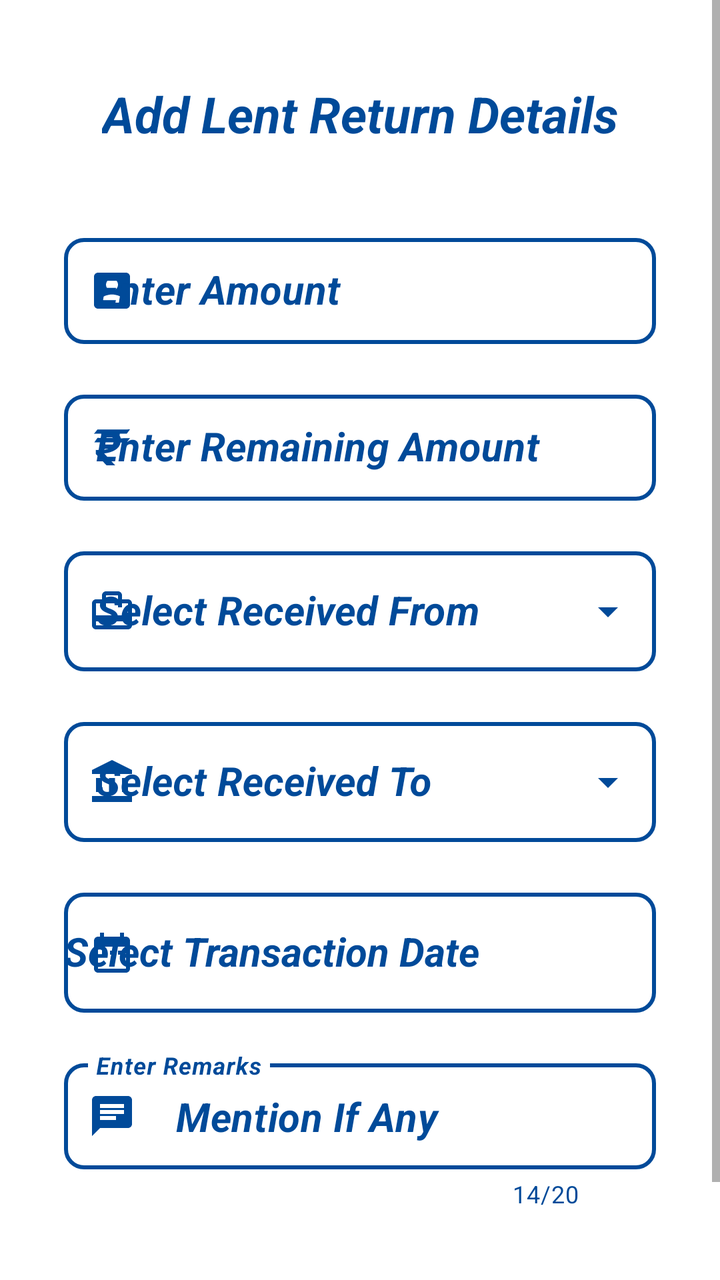
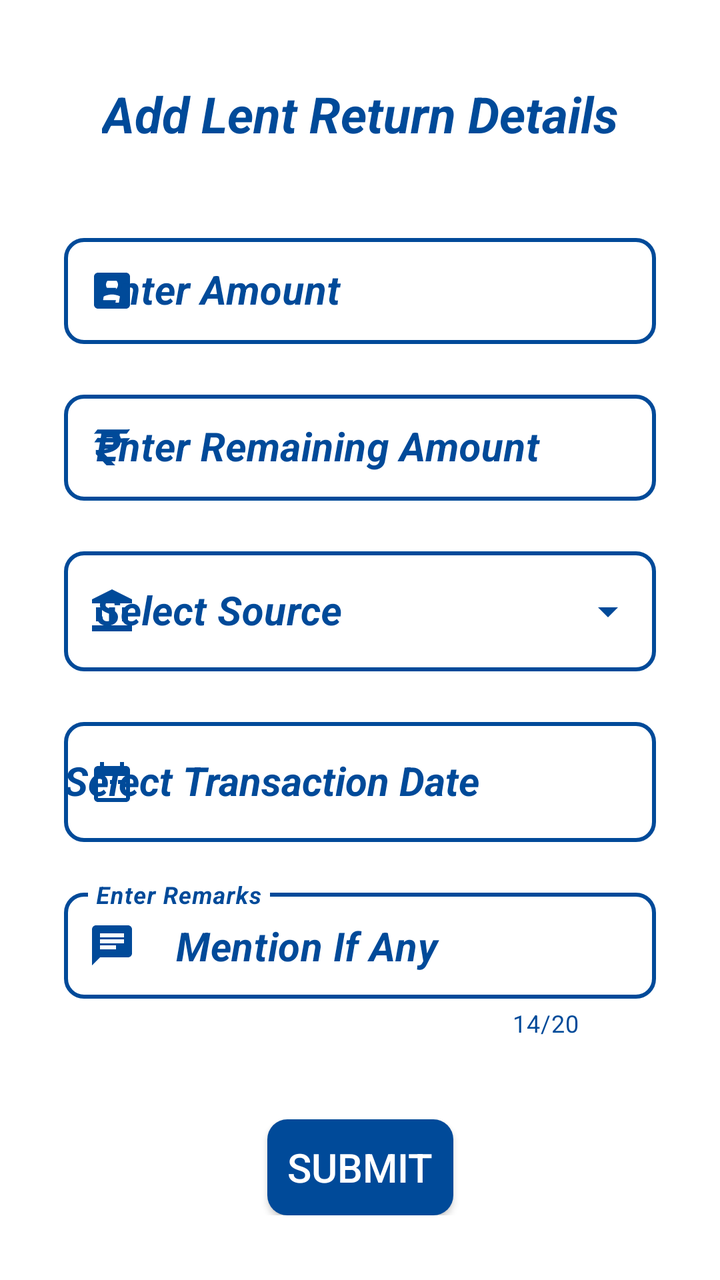

Before-and-after screenshots of an Android layout around one commit, followed by the original layout XML and the change that was made.
<!-- AndroidManifest.xml: application theme AppTheme -->
<!-- res/layout/activity_add_lent_return_details.xml -->
<?xml version="1.0" encoding="utf-8"?>
<ScrollView xmlns:android="http://schemas.android.com/apk/res/android"
    xmlns:app="http://schemas.android.com/apk/res-auto"
    xmlns:tools="http://schemas.android.com/tools"
    android:layout_width="match_parent"
    android:layout_height="match_parent"
    android:background="@color/white">

    <androidx.constraintlayout.widget.ConstraintLayout
        android:layout_width="match_parent"
        android:layout_height="wrap_content"
        tools:context=".AddLent.AddLentReturnDetailsActivity">

        <TextView
            android:id="@+id/lentRetHeading"
            android:layout_width="wrap_content"
            android:layout_height="wrap_content"
            android:layout_marginTop="40dp"
            android:text="@string/add_lent_return_details"
            android:textColor="@color/background"
            android:textSize="25sp"
            android:textStyle="bold|italic"
            app:layout_constraintEnd_toEndOf="parent"
            app:layout_constraintStart_toStartOf="parent"
            app:layout_constraintTop_toTopOf="parent" />

        <com.google.android.material.textfield.TextInputLayout
            android:id="@+id/lentRetAmountLayout"
            style="@style/Widget.MaterialComponents.TextInputLayout.OutlinedBox"
            android:layout_width="match_parent"
            android:layout_height="wrap_content"
            android:layout_marginStart="32dp"
            android:layout_marginTop="40dp"
            android:layout_marginEnd="32dp"
            android:hint="@string/amount"
            android:textColorHint="@color/background"
            android:theme="@style/ThemeOverlay.AppTheme.TextInputEditText.Outlined"
            app:boxCornerRadiusBottomEnd="10dp"
            app:boxCornerRadiusBottomStart="10dp"
            app:boxCornerRadiusTopEnd="10dp"
            app:boxCornerRadiusTopStart="10dp"
            app:boxStrokeColor="@color/grey"
            app:boxStrokeWidth="2dp"
            app:boxStrokeWidthFocused="2dp"
            app:endIconMode="clear_text"
            app:endIconTint="@color/background"
            app:errorTextColor="@color/red"
            app:hintTextColor="@color/background"
            app:layout_constraintEnd_toEndOf="parent"
            app:layout_constraintStart_toStartOf="parent"
            app:layout_constraintTop_toBottomOf="@+id/lentRetHeading"
            app:startIconDrawable="@drawable/ic_name"
            app:startIconTint="@color/background">

            <com.google.android.material.textfield.TextInputEditText
                android:id="@+id/lentRetAmount"
                android:layout_width="match_parent"
                android:layout_height="wrap_content"
                android:imeOptions="actionNext"
                android:inputType="numberDecimal"
                android:textColor="@color/background"
                android:textCursorDrawable="@drawable/color_cursor"
                android:textSize="20sp"
                android:textStyle="bold|italic" />
        </com.google.android.material.textfield.TextInputLayout>

        <com.google.android.material.textfield.TextInputLayout
            android:id="@+id/lentRetRemAmountLayout"
            style="@style/Widget.MaterialComponents.TextInputLayout.OutlinedBox"
            android:layout_width="0dp"
            android:layout_height="wrap_content"
            android:layout_marginTop="20dp"
            android:hint="@string/enter_remaining_amount"
            android:textColorHint="@color/background"
            android:theme="@style/ThemeOverlay.AppTheme.TextInputEditText.Outlined"
            app:boxCornerRadiusBottomEnd="10dp"
            app:boxCornerRadiusBottomStart="10dp"
            app:boxCornerRadiusTopEnd="10dp"
            app:boxCornerRadiusTopStart="10dp"
            app:boxStrokeColor="@color/grey"
            app:boxStrokeWidth="2dp"
            app:boxStrokeWidthFocused="2dp"
            app:errorTextColor="@color/red"
            app:hintTextColor="@color/background"
            app:layout_constraintEnd_toEndOf="@+id/lentRetAmountLayout"
            app:layout_constraintStart_toStartOf="@+id/lentRetAmountLayout"
            app:layout_constraintTop_toBottomOf="@+id/lentRetAmountLayout"
            app:startIconDrawable="@drawable/ic_rupee"
            app:startIconTint="@color/background">

            <com.google.android.material.textfield.TextInputEditText
                android:id="@+id/lentRetRemAmount"
                android:layout_width="match_parent"
                android:layout_height="wrap_content"
                android:imeOptions="actionDone"
                android:inputType="number"
                android:textColor="@color/background"
                android:textCursorDrawable="@drawable/color_cursor"
                android:textSize="20sp"
                android:textStyle="bold|italic" />
        </com.google.android.material.textfield.TextInputLayout>

        <com.google.android.material.textfield.TextInputLayout
            android:id="@+id/lentRetFromLayout"
            style="@style/Widget.MaterialComponents.TextInputLayout.OutlinedBox.Dense.ExposedDropdownMenu"
            android:layout_width="0dp"
            android:layout_height="wrap_content"
            android:layout_marginTop="20dp"
            android:hint="@string/select_received_from"
            android:textColorHint="@color/background"
            android:theme="@style/ThemeOverlay.AppTheme.TextInputEditText.Outlined"
            app:boxCornerRadiusBottomEnd="10dp"
            app:boxCornerRadiusBottomStart="10dp"
            app:boxCornerRadiusTopEnd="10dp"
            app:boxCornerRadiusTopStart="10dp"
            app:boxStrokeColor="@color/grey"
            app:boxStrokeWidth="2dp"
            app:boxStrokeWidthFocused="2dp"
            app:endIconTint="@color/background"
            app:errorTextColor="@color/red"
            app:hintTextColor="@color/background"
            app:layout_constraintEnd_toEndOf="@+id/lentRetRemAmountLayout"
            app:layout_constraintStart_toStartOf="@+id/lentRetRemAmountLayout"
            app:layout_constraintTop_toBottomOf="@+id/lentRetRemAmountLayout"
            app:startIconDrawable="@drawable/ic_view_balance"
            app:startIconTint="@color/background">

            <AutoCompleteTextView
                android:id="@+id/lentRetFrom"
                android:layout_width="match_parent"
                android:layout_height="60sp"
                android:inputType="none"
                android:textColor="@color/background"
                android:textSize="20sp"
                android:textStyle="bold|italic"
                tools:ignore="LabelFor" />
        </com.google.android.material.textfield.TextInputLayout>

        <com.google.android.material.textfield.TextInputLayout
            android:id="@+id/lentRetToLayout"
            style="@style/Widget.MaterialComponents.TextInputLayout.OutlinedBox.Dense.ExposedDropdownMenu"
            android:layout_width="0dp"
            android:layout_height="wrap_content"
            android:layout_marginTop="20dp"
            android:hint="@string/select_received_to"
            android:textColorHint="@color/background"
            android:theme="@style/ThemeOverlay.AppTheme.TextInputEditText.Outlined"
            app:boxCornerRadiusBottomEnd="10dp"
            app:boxCornerRadiusBottomStart="10dp"
            app:boxCornerRadiusTopEnd="10dp"
            app:boxCornerRadiusTopStart="10dp"
            app:boxStrokeColor="@color/background"
            app:boxStrokeWidth="2dp"
            app:boxStrokeWidthFocused="2dp"
            app:endIconTint="@color/background"
            app:errorTextColor="@color/red"
            app:hintTextColor="@color/background"
            app:layout_constraintEnd_toEndOf="@+id/lentRetFromLayout"
            app:layout_constraintStart_toStartOf="@+id/lentRetFromLayout"
            app:layout_constraintTop_toBottomOf="@+id/lentRetFromLayout"
            app:startIconDrawable="@drawable/ic_account_balance"
            app:startIconTint="@color/background">

            <AutoCompleteTextView
                android:id="@+id/lentRetTo"
                android:layout_width="match_parent"
                android:layout_height="60sp"
                android:inputType="none"
                android:textColor="@color/background"
                android:textSize="20sp"
                android:textStyle="bold|italic"
                tools:ignore="LabelFor" />
        </com.google.android.material.textfield.TextInputLayout>

        <com.google.android.material.textfield.TextInputLayout
            android:id="@+id/lentRetTranDateLayout"
            style="@style/Widget.MaterialComponents.TextInputLayout.OutlinedBox"
            android:layout_width="0dp"
            android:layout_height="wrap_content"
            android:layout_marginTop="20dp"
            android:hint="@string/transaction_date"
            android:textColorHint="@color/background"
            android:theme="@style/ThemeOverlay.AppTheme.TextInputEditText.Outlined"
            app:boxCornerRadiusBottomEnd="10dp"
            app:boxCornerRadiusBottomStart="10dp"
            app:boxCornerRadiusTopEnd="10dp"
            app:boxCornerRadiusTopStart="10dp"
            app:boxStrokeColor="@color/grey"
            app:boxStrokeWidth="2dp"
            app:boxStrokeWidthFocused="2dp"
            app:errorTextColor="@color/red"
            app:layout_constraintEnd_toEndOf="@+id/lentRetToLayout"
            app:layout_constraintStart_toStartOf="@+id/lentRetToLayout"
            app:layout_constraintTop_toBottomOf="@+id/lentRetToLayout"
            app:startIconDrawable="@drawable/ic_date"
            app:startIconTint="@color/background">

            <AutoCompleteTextView
                android:id="@+id/lentRetTranDate"
                android:layout_width="match_parent"
                android:layout_height="60sp"
                android:inputType="none"
                android:textColor="@color/background"
                android:textCursorDrawable="@drawable/color_cursor"
                android:textSize="20sp"
                android:textStyle="bold|italic"
                tools:ignore="LabelFor" />
        </com.google.android.material.textfield.TextInputLayout>

        <com.google.android.material.textfield.TextInputLayout
            android:id="@+id/lentRetRemarksLayout"
            style="@style/Widget.MaterialComponents.TextInputLayout.OutlinedBox"
            android:layout_width="0dp"
            android:layout_height="wrap_content"
            android:layout_marginTop="20dp"
            android:hint="@string/remarks"
            android:textColorHint="@color/background"
            android:theme="@style/ThemeOverlay.AppTheme.TextInputEditText.Outlined"
            app:boxCornerRadiusBottomEnd="10dp"
            app:boxCornerRadiusBottomStart="10dp"
            app:boxCornerRadiusTopEnd="10dp"
            app:boxCornerRadiusTopStart="10dp"
            app:boxStrokeColor="@color/grey"
            app:boxStrokeWidth="2dp"
            app:boxStrokeWidthFocused="2dp"
            app:counterEnabled="true"
            app:counterMaxLength="20"
            app:counterTextColor="@color/background"
            app:endIconMode="clear_text"
            app:endIconTint="@color/background"
            app:errorTextColor="@color/red"
            app:hintTextColor="@color/background"
            app:layout_constraintEnd_toEndOf="@+id/lentRetTranDateLayout"
            app:layout_constraintStart_toStartOf="@+id/lentRetTranDateLayout"
            app:layout_constraintTop_toBottomOf="@+id/lentRetTranDateLayout"
            app:startIconDrawable="@drawable/ic_remarks"
            app:startIconTint="@color/background">

            <com.google.android.material.textfield.TextInputEditText
                android:id="@+id/lentRetRemarks"
                android:layout_width="match_parent"
                android:layout_height="wrap_content"
                android:imeOptions="actionSend"
                android:inputType="textCapWords"
                android:maxLength="20"
                android:text="@string/mention_if_any"
                android:textColor="@color/background"
                android:textCursorDrawable="@drawable/color_cursor"
                android:textSize="20sp"
                android:textStyle="bold|italic" />
        </com.google.android.material.textfield.TextInputLayout>

        <androidx.appcompat.widget.AppCompatButton
            android:id="@+id/lentRetSubmit"
            android:layout_width="wrap_content"
            android:layout_height="wrap_content"
            android:layout_marginTop="40dp"
            android:background="@drawable/button_background"
            android:text="  Submit  "
            android:textColor="@color/white"
            android:textSize="20sp"
            app:layout_constraintEnd_toEndOf="parent"
            app:layout_constraintStart_toStartOf="parent"
            app:layout_constraintTop_toBottomOf="@+id/lentRetRemarksLayout"
            tools:ignore="HardcodedText" />

    </androidx.constraintlayout.widget.ConstraintLayout>

</ScrollView>
<!-- resources referenced by this layout -->
<resources>
  <color name="background">#004A99</color>
  <color name="grey">#808080</color>
  <color name="red">#FF0000</color>
  <color name="white">#FFFFFFFF</color>
  <!-- drawable button_background (drawable) -->
  <?xml version="1.0" encoding="utf-8"?>
  <ripple xmlns:android="http://schemas.android.com/apk/res/android"
      android:color="@color/white">
      <item>
          <shape android:shape="rectangle">
              <solid android:color="@color/background" />
              <corners android:radius="10dp" />
          </shape>
      </item>
  </ripple>
  <!-- drawable color_cursor (drawable) -->
  <?xml version="1.0" encoding="utf-8"?>
  <shape xmlns:android="http://schemas.android.com/apk/res/android"
      android:shape="rectangle">
      <size android:width="2dp" />
      <solid android:color="@color/background" />
  </shape>
  <!-- drawable ic_date (drawable) -->
  <vector android:height="24dp" android:tint="#FFFFFF"
      android:viewportHeight="24" android:viewportWidth="24"
      android:width="24dp" xmlns:android="http://schemas.android.com/apk/res/android">
      <path android:fillColor="@android:color/white" android:pathData="M9,11L7,11v2h2v-2zM13,11h-2v2h2v-2zM17,11h-2v2h2v-2zM19,4h-1L18,2h-2v2L8,4L8,2L6,2v2L5,4c-1.11,0 -1.99,0.9 -1.99,2L3,20c0,1.1 0.89,2 2,2h14c1.1,0 2,-0.9 2,-2L21,6c0,-1.1 -0.9,-2 -2,-2zM19,20L5,20L5,9h14v11z"/>
  </vector>
  <!-- drawable ic_remarks (drawable) -->
  <vector xmlns:android="http://schemas.android.com/apk/res/android"
      android:width="24dp"
      android:height="24dp"
      android:tint="@color/background"
      android:viewportWidth="24"
      android:viewportHeight="24">
      <path
          android:fillColor="@android:color/white"
          android:pathData="M20,2L4,2c-1.1,0 -1.99,0.9 -1.99,2L2,22l4,-4h14c1.1,0 2,-0.9 2,-2L22,4c0,-1.1 -0.9,-2 -2,-2zM6,9h12v2L6,11L6,9zM14,14L6,14v-2h8v2zM18,8L6,8L6,6h12v2z" />
  </vector>
  <!-- drawable ic_view_balance (drawable) -->
  <vector xmlns:android="http://schemas.android.com/apk/res/android"
      android:width="24dp"
      android:height="24dp"
      android:tint="#FFFFFF"
      android:viewportWidth="24"
      android:viewportHeight="24">
      <path
          android:fillColor="@android:color/white"
          android:pathData="M20,6h-3L17,4c0,-1.11 -0.89,-2 -2,-2L9,2c-1.11,0 -2,0.89 -2,2v2L4,6c-1.11,0 -2,0.89 -2,2v11c0,1.11 0.89,2 2,2h16c1.11,0 2,-0.89 2,-2L22,8c0,-1.11 -0.89,-2 -2,-2zM9,4h6v2L9,6L9,4zM20,19L4,19v-2h16v2zM20,14L4,14L4,8h3v2h2L9,8h6v2h2L17,8h3v6z" />
  </vector>
  <string name="add_lent_return_details">Add Lent Return Details</string>
  <string name="amount">Enter Amount</string>
  <string name="enter_remaining_amount">Enter Remaining Amount</string>
  <string name="mention_if_any">Mention If Any</string>
  <string name="remarks">Enter Remarks</string>
  <string name="select_received_from">Select Received From</string>
  <string name="select_received_to">Select Received To</string>
  <string name="transaction_date">Select Transaction Date</string>
  <style name="ThemeOverlay.AppTheme.TextInputEditText.Outlined" parent="Widget.MaterialComponents.TextInputLayout.OutlinedBox.Dense">
          <item name="colorControlActivated">@color/background</item>
      </style>
  <style name="AppTheme" parent="Theme.MaterialComponents.Light.DarkActionBar">
          
          
          
          <item name="colorPrimary">@color/background</item>
          <item name="colorPrimaryDark">@color/background</item>
          <item name="colorAccent">@color/background</item>
          
          <item name="colorSurface">@color/background</item>
          
          <item name="android:itemTextAppearance">@style/OptionsMenuStyle</item>
      </style>
  <style name="OptionsMenuStyle" parent="@style/TextAppearance.AppCompat.Widget.ActionBar.Title">
          <item name="android:textColor">@color/background</item>
          <item name="android:textStyle">italic|bold</item>
          <item name="android:textSize">15sp</item>
      </style>
  <!-- unchanged entries left out for length: 3 -->
</resources>

<!-- the commit's change to res/layout/activity_add_lent_return_details.xml (unified diff, before → after) -->
@@ -101,19 +101,19 @@
         </com.google.android.material.textfield.TextInputLayout>
 
         <com.google.android.material.textfield.TextInputLayout
-            android:id="@+id/lentRetFromLayout"
+            android:id="@+id/lentRetSourceLayout"
             style="@style/Widget.MaterialComponents.TextInputLayout.OutlinedBox.Dense.ExposedDropdownMenu"
             android:layout_width="0dp"
             android:layout_height="wrap_content"
             android:layout_marginTop="20dp"
-            android:hint="@string/select_received_from"
-            android:textColorHint="@color/background"
-            android:theme="@style/ThemeOverlay.AppTheme.TextInputEditText.Outlined"
-            app:boxCornerRadiusBottomEnd="10dp"
-            app:boxCornerRadiusBottomStart="10dp"
-            app:boxCornerRadiusTopEnd="10dp"
-            app:boxCornerRadiusTopStart="10dp"
-            app:boxStrokeColor="@color/grey"
+            android:hint="@string/select_source"
+            android:textColorHint="@color/background"
+            android:theme="@style/ThemeOverlay.AppTheme.TextInputEditText.Outlined"
+            app:boxCornerRadiusBottomEnd="10dp"
+            app:boxCornerRadiusBottomStart="10dp"
+            app:boxCornerRadiusTopEnd="10dp"
+            app:boxCornerRadiusTopStart="10dp"
+            app:boxStrokeColor="@color/background"
             app:boxStrokeWidth="2dp"
             app:boxStrokeWidthFocused="2dp"
             app:endIconTint="@color/background"
@@ -122,11 +122,11 @@
             app:layout_constraintEnd_toEndOf="@+id/lentRetRemAmountLayout"
             app:layout_constraintStart_toStartOf="@+id/lentRetRemAmountLayout"
             app:layout_constraintTop_toBottomOf="@+id/lentRetRemAmountLayout"
-            app:startIconDrawable="@drawable/ic_view_balance"
+            app:startIconDrawable="@drawable/ic_account_balance"
             app:startIconTint="@color/background">
 
             <AutoCompleteTextView
-                android:id="@+id/lentRetFrom"
+                android:id="@+id/lentRetSource"
                 android:layout_width="match_parent"
                 android:layout_height="60sp"
                 android:inputType="none"
@@ -137,42 +137,6 @@
         </com.google.android.material.textfield.TextInputLayout>
 
         <com.google.android.material.textfield.TextInputLayout
-            android:id="@+id/lentRetToLayout"
-            style="@style/Widget.MaterialComponents.TextInputLayout.OutlinedBox.Dense.ExposedDropdownMenu"
-            android:layout_width="0dp"
-            android:layout_height="wrap_content"
-            android:layout_marginTop="20dp"
-            android:hint="@string/select_received_to"
-            android:textColorHint="@color/background"
-            android:theme="@style/ThemeOverlay.AppTheme.TextInputEditText.Outlined"
-            app:boxCornerRadiusBottomEnd="10dp"
-            app:boxCornerRadiusBottomStart="10dp"
-            app:boxCornerRadiusTopEnd="10dp"
-            app:boxCornerRadiusTopStart="10dp"
-            app:boxStrokeColor="@color/background"
-            app:boxStrokeWidth="2dp"
-            app:boxStrokeWidthFocused="2dp"
-            app:endIconTint="@color/background"
-            app:errorTextColor="@color/red"
-            app:hintTextColor="@color/background"
-            app:layout_constraintEnd_toEndOf="@+id/lentRetFromLayout"
-            app:layout_constraintStart_toStartOf="@+id/lentRetFromLayout"
-            app:layout_constraintTop_toBottomOf="@+id/lentRetFromLayout"
-            app:startIconDrawable="@drawable/ic_account_balance"
-            app:startIconTint="@color/background">
-
-            <AutoCompleteTextView
-                android:id="@+id/lentRetTo"
-                android:layout_width="match_parent"
-                android:layout_height="60sp"
-                android:inputType="none"
-                android:textColor="@color/background"
-                android:textSize="20sp"
-                android:textStyle="bold|italic"
-                tools:ignore="LabelFor" />
-        </com.google.android.material.textfield.TextInputLayout>
-
-        <com.google.android.material.textfield.TextInputLayout
             android:id="@+id/lentRetTranDateLayout"
             style="@style/Widget.MaterialComponents.TextInputLayout.OutlinedBox"
             android:layout_width="0dp"
@@ -189,9 +153,9 @@
             app:boxStrokeWidth="2dp"
             app:boxStrokeWidthFocused="2dp"
             app:errorTextColor="@color/red"
-            app:layout_constraintEnd_toEndOf="@+id/lentRetToLayout"
-            app:layout_constraintStart_toStartOf="@+id/lentRetToLayout"
-            app:layout_constraintTop_toBottomOf="@+id/lentRetToLayout"
+            app:layout_constraintEnd_toEndOf="@+id/lentRetSourceLayout"
+            app:layout_constraintStart_toStartOf="@+id/lentRetSourceLayout"
+            app:layout_constraintTop_toBottomOf="@+id/lentRetSourceLayout"
             app:startIconDrawable="@drawable/ic_date"
             app:startIconTint="@color/background">
 
<!-- resource entries referenced after the edit -->
@@ -39,24 +39,12 @@
           android:fillColor="@android:color/white"
           android:pathData="M20,2L4,2c-1.1,0 -1.99,0.9 -1.99,2L2,22l4,-4h14c1.1,0 2,-0.9 2,-2L22,4c0,-1.1 -0.9,-2 -2,-2zM6,9h12v2L6,11L6,9zM14,14L6,14v-2h8v2zM18,8L6,8L6,6h12v2z" />
   </vector>
-  <!-- drawable ic_view_balance (drawable) -->
-  <vector xmlns:android="http://schemas.android.com/apk/res/android"
-      android:width="24dp"
-      android:height="24dp"
-      android:tint="#FFFFFF"
-      android:viewportWidth="24"
-      android:viewportHeight="24">
-      <path
-          android:fillColor="@android:color/white"
-          android:pathData="M20,6h-3L17,4c0,-1.11 -0.89,-2 -2,-2L9,2c-1.11,0 -2,0.89 -2,2v2L4,6c-1.11,0 -2,0.89 -2,2v11c0,1.11 0.89,2 2,2h16c1.11,0 2,-0.89 2,-2L22,8c0,-1.11 -0.89,-2 -2,-2zM9,4h6v2L9,6L9,4zM20,19L4,19v-2h16v2zM20,14L4,14L4,8h3v2h2L9,8h6v2h2L17,8h3v6z" />
-  </vector>
   <string name="add_lent_return_details">Add Lent Return Details</string>
   <string name="amount">Enter Amount</string>
   <string name="enter_remaining_amount">Enter Remaining Amount</string>
   <string name="mention_if_any">Mention If Any</string>
   <string name="remarks">Enter Remarks</string>
-  <string name="select_received_from">Select Received From</string>
-  <string name="select_received_to">Select Received To</string>
+  <string name="select_source">Select Source</string>
   <string name="transaction_date">Select Transaction Date</string>
   <style name="ThemeOverlay.AppTheme.TextInputEditText.Outlined" parent="Widget.MaterialComponents.TextInputLayout.OutlinedBox.Dense">
           <item name="colorControlActivated">@color/background</item>
